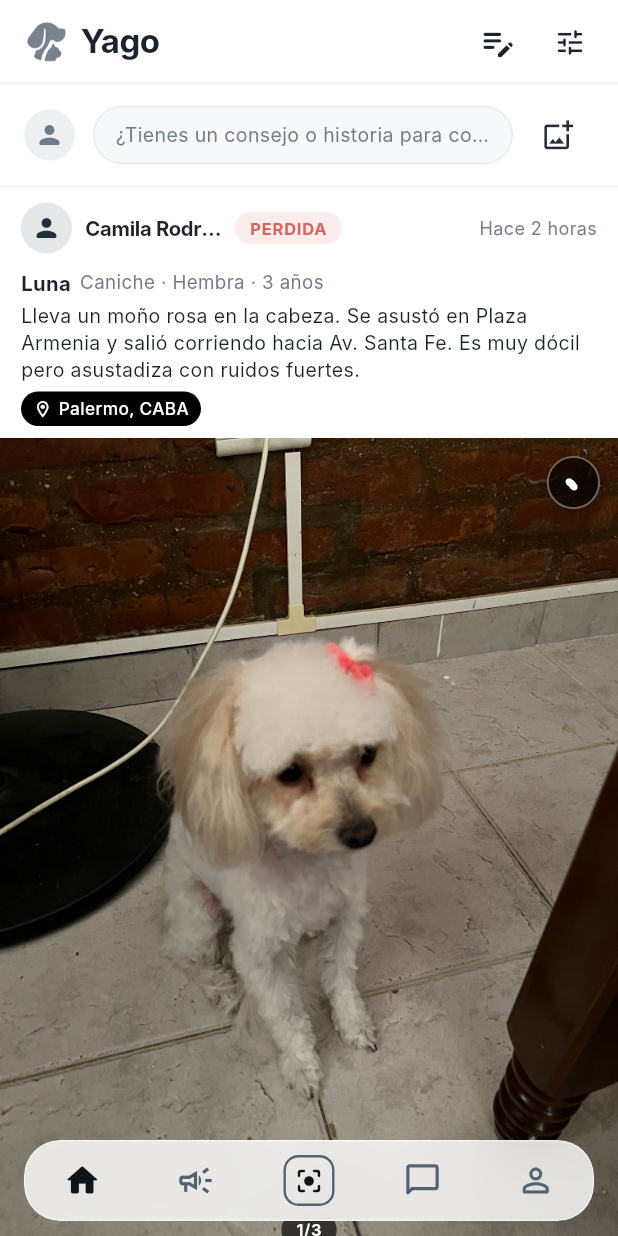
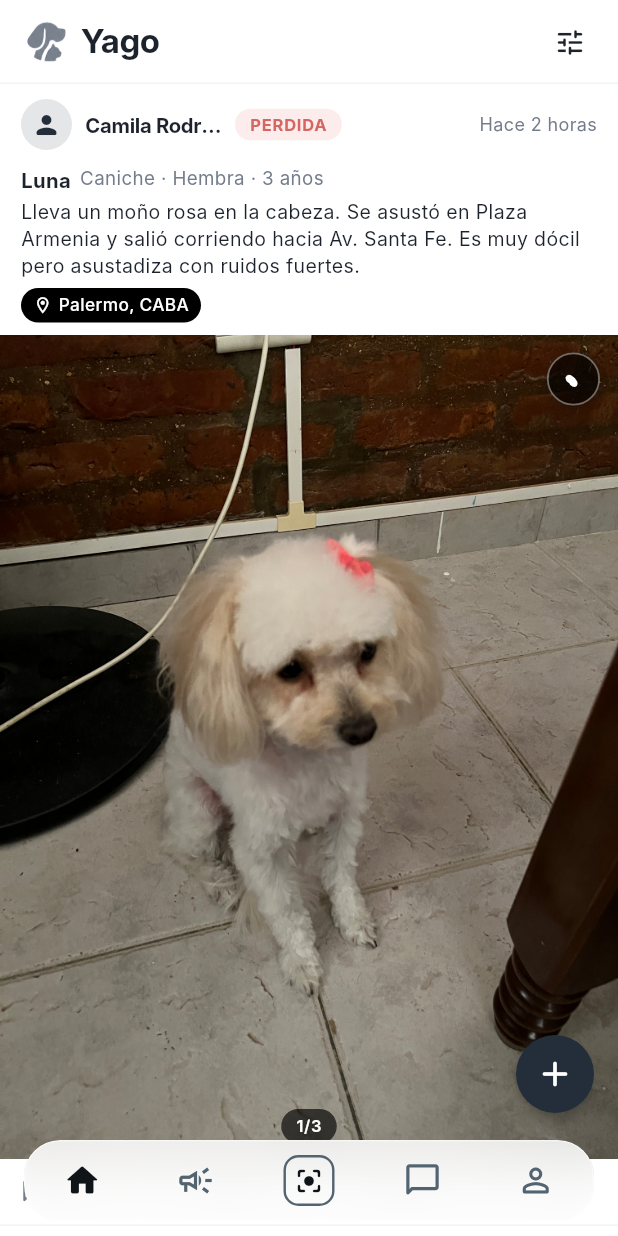
Before and after one commit to fabianmolinaaa/Yago, a Flutter app: the screen it shows once a user with an empty profile is signed in, on a phone screen of 412 x 824 dp. Run offline on Flutter 3.47's test engine with Material 3 defaults, Android fonts, the phone set to English and light mode, and no system bars; our stand-ins replace firebase_auth, firebase_core, firebase_storage, image_picker; accounts and stored records are empty; network calls fail; Roboto replaces fonts that are missing (Inter).

Commit message:
HU-S1-02: refactor(ui): simplifica acceso a creación con botón flotante minimalista

```diff
--- a/lib/screens/home/feed_tab.dart
+++ b/lib/screens/home/feed_tab.dart
@@ -2,7 +2,6 @@ import 'package:flutter/material.dart';
 
 import '../../models/feed_post.dart';
 import '../../models/pet.dart';
-import '../../services/auth_service.dart';
 import '../../services/mock_data_service.dart';
 import '../../utils/design_system.dart';
 import '../../widgets/common/widgets.dart';
@@ -80,66 +79,6 @@ class _FeedTabState extends State<FeedTab> {
         ),
       ),
     ).then((_) => setState(() {}));
-  }
-
-  Widget _buildCreatePostPrompt() {
-    final currentUser = AuthService().currentUser;
-    return Container(
-      decoration: const BoxDecoration(
-        color: Colors.white,
-        border: Border(
-          bottom: BorderSide(color: AppColors.feedDivider, width: 1),
-        ),
-      ),
-      padding: const EdgeInsets.symmetric(horizontal: 16, vertical: 10),
-      child: Row(
-        children: [
-          CircleAvatar(
-            radius: 17,
-            backgroundColor: AppColors.community.withValues(alpha: 0.12),
-            backgroundImage: currentUser?.photoURL != null
-                ? NetworkImage(currentUser!.photoURL!)
-                : null,
-            child: currentUser?.photoURL == null
-                ? const Icon(Icons.person_rounded, size: 20, color: AppColors.community)
-                : null,
-          ),
-          const SizedBox(width: 12),
-          Expanded(
-            child: GestureDetector(
-              onTap: _openCreatePost,
-              child: Container(
-                padding: const EdgeInsets.symmetric(horizontal: 14, vertical: 9),
-                decoration: BoxDecoration(
-                  color: AppColors.surfaceSecondary,
-                  borderRadius: BorderRadius.circular(20),
-                  border: Border.all(color: AppColors.border),
-                ),
-                child: const Text(
-                  '¿Tienes un consejo o historia para compartir?',
-                  style: TextStyle(
-                    fontFamily: 'Inter',
-                    fontSize: 13,
-                    color: AppColors.textSecondary,
-                  ),
-                  overflow: TextOverflow.ellipsis,
-                ),
-              ),
-            ),
-          ),
-          const SizedBox(width: 6),
-          IconButton(
-            icon: const Icon(
-              Icons.add_photo_alternate_outlined,
-              size: 22,
-              color: AppColors.primary,
-            ),
-            tooltip: 'Crear publicación con foto',
-            onPressed: _openCreatePost,
-          ),
-        ],
-      ),
-    );
   }
 
   void _openTopFilterModal() {
@@ -339,6 +278,26 @@ class _FeedTabState extends State<FeedTab> {
 
     return Scaffold(
       backgroundColor: AppColors.background,
+      floatingActionButton: Padding(
+        padding: const EdgeInsets.only(bottom: 66.0),
+        child: SizedBox(
+          width: 52,
+          height: 52,
+          child: FloatingActionButton(
+            heroTag: 'createPostFab',
+            onPressed: _openCreatePost,
+            backgroundColor: AppColors.primary,
+            elevation: 3,
+            shape: const CircleBorder(),
+            tooltip: 'Crear publicación',
+            child: const Icon(
+              Icons.add_rounded,
+              color: Colors.white,
+              size: 28,
+            ),
+          ),
+        ),
+      ),
       body: RefreshIndicator(
         color: AppColors.primary,
         onRefresh: () async {
@@ -377,17 +336,6 @@ class _FeedTabState extends State<FeedTab> {
                 ],
               ),
               actions: [
-                // Botón para redactar publicación comunitaria (HU-S1-02)
-                IconButton(
-                  icon: const Icon(
-                    Icons.edit_note_rounded,
-                    size: 26,
-                    color: AppColors.textPrimary,
-                  ),
-                  tooltip: 'Crear publicación comunitaria',
-                  onPressed: _openCreatePost,
-                ),
-
                 // Botón de filtros con indicador de filtro activo
                 IconButton(
                   icon: Stack(
@@ -418,11 +366,6 @@ class _FeedTabState extends State<FeedTab> {
                 ),
                 const SizedBox(width: 8),
               ],
-            ),
-
-            // Barra rápida para compartir publicación comunitaria (HU-S1-02)
-            SliverToBoxAdapter(
-              child: _buildCreatePostPrompt(),
             ),
 
             // Contenido según filtro
```
